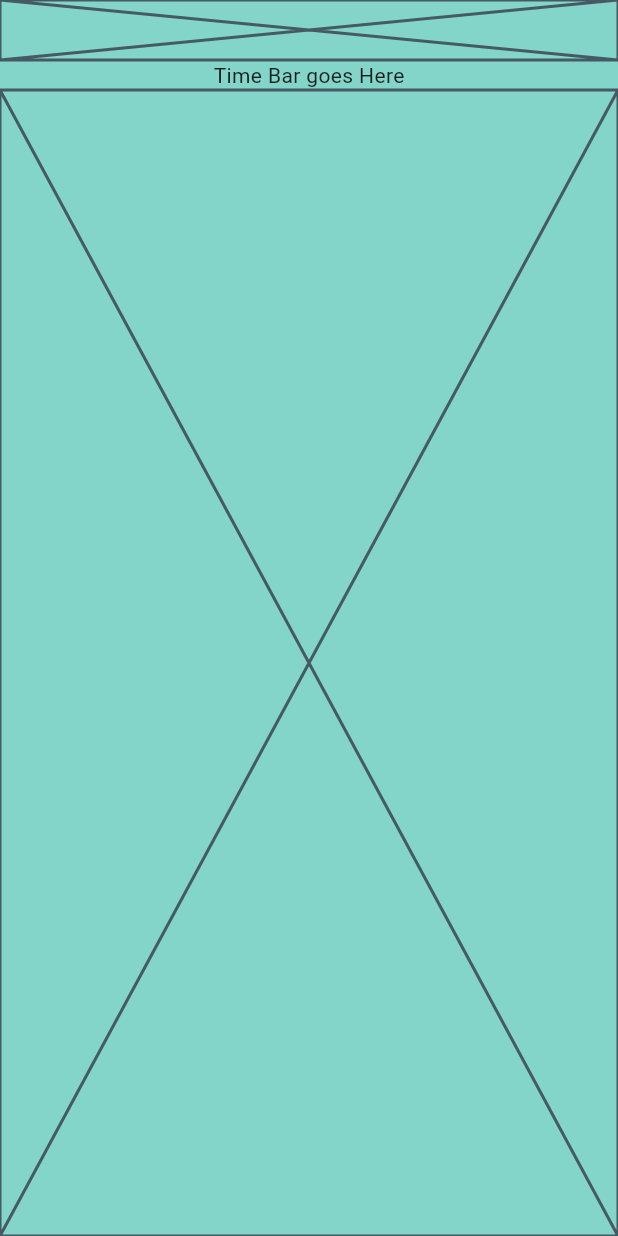
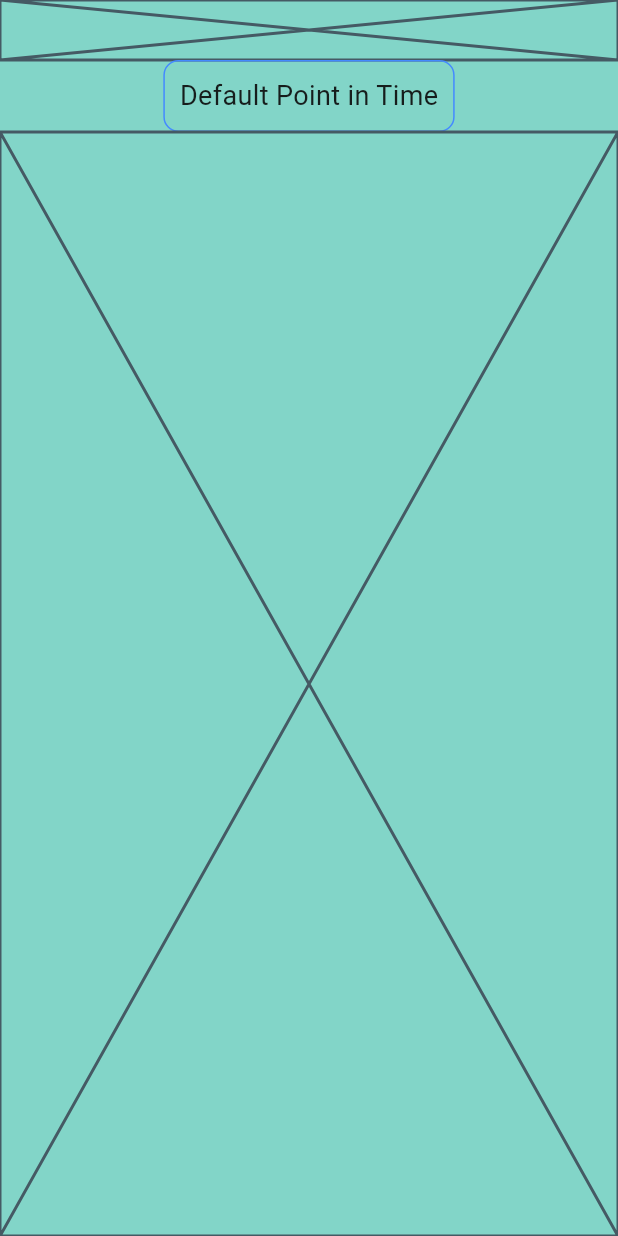
Before and after one commit to KiraResari/ceal-chronicler-f, a Flutter app: the screen it shows after launch, on a phone screen of 412 x 824 dp. Run offline on Flutter 3.47's test engine with Material 3 defaults, Android fonts, the phone set to English and light mode, and no system bars; our stand-ins replace event_bus, get_it; missing offline and left inert: optional.

Commit message:
Added basic architecture for displaying a single point in time

```diff
--- a/lib/get_it_context.dart
+++ b/lib/get_it_context.dart
@@ -1,12 +1,8 @@
-import 'package:ceal_chronicler_f/characters/character_repository.dart';
+import 'package:ceal_chronicler_f/timeline/point_in_time_repository.dart';
 import 'package:get_it/get_it.dart';
-import 'package:event_bus/event_bus.dart';
-
-import 'characters/character_selection_view/character_selection_view_model.dart';
-import 'characters/character_view/character_view_model.dart';
 
 final getIt = GetIt.instance;
 
 void initializeGetItContext() {
-
+  getIt.registerSingleton<PointInTimeRepository>(PointInTimeRepository());
 }
--- a/lib/main_body.dart
+++ b/lib/main_body.dart
@@ -1,4 +1,4 @@
-import 'package:ceal_chronicler_f/timeBar/time_bar.dart';
+import 'package:ceal_chronicler_f/timeline/time_bar.dart';
 import 'package:flutter/material.dart';
 
 import 'main_view.dart';
--- a/lib/timeBar/time_bar.dart
+++ /dev/null
@@ -1,10 +0,0 @@
-import 'package:flutter/material.dart';
-
-class TimeBar extends StatelessWidget {
-  const TimeBar({super.key});
-
-  @override
-  Widget build(BuildContext context) {
-    return const Text("Time Bar goes Here");
-  }
-}
--- /dev/null
+++ b/lib/timeline/point_in_time.dart
@@ -0,0 +1,5 @@
+class PointInTime{
+  final String name;
+
+  PointInTime(this.name);
+}
--- /dev/null
+++ b/lib/timeline/point_in_time_repository.dart
@@ -0,0 +1,14 @@
+import 'package:ceal_chronicler_f/timeline/point_in_time.dart';
+
+class PointInTimeRepository {
+  final List<PointInTime> _pointsInTime = [
+    PointInTime("Default Point in Time"),
+    PointInTime("Test Zeitpunkt 1"),
+    PointInTime("Test Zeitpunkt 2"),
+    PointInTime("Test Zeitpunkt 3"),
+  ];
+
+  get all => _pointsInTime;
+
+  get first => _pointsInTime.first;
+}
--- /dev/null
+++ b/lib/timeline/time_bar.dart
@@ -0,0 +1,32 @@
+import 'package:ceal_chronicler_f/timeline/point_in_time.dart';
+import 'package:ceal_chronicler_f/timeline/time_bar_controller.dart';
+import 'package:flutter/material.dart';
+import 'package:provider/provider.dart';
+
+class TimeBar extends StatelessWidget {
+  const TimeBar({super.key});
+
+  @override
+  Widget build(BuildContext context) {
+    return ChangeNotifierProvider(
+      create: (context) => TimeBarController(),
+      builder: (context, child) => _buildTimeBar(context),
+    );
+  }
+
+  Widget _buildTimeBar(BuildContext context) {
+    List<PointInTime> points = context.watch<TimeBarController>().pointsInTime;
+    return _buildPointCard(points.first);
+  }
+
+  Widget _buildPointCard(PointInTime point) {
+    return Container(
+      decoration: BoxDecoration(
+        border: Border.all(color: Colors.blueAccent),
+        borderRadius: BorderRadius.circular(10.0),
+      ),
+      padding: EdgeInsets.all(10.0),
+      child: Text(point.name, style: TextStyle(fontSize: 18.0)),
+    );
+  }
+}
--- /dev/null
+++ b/lib/timeline/time_bar_controller.dart
@@ -0,0 +1,17 @@
+import 'package:ceal_chronicler_f/get_it_context.dart';
+import 'package:ceal_chronicler_f/timeline/point_in_time.dart';
+import 'package:ceal_chronicler_f/timeline/point_in_time_repository.dart';
+import 'package:flutter/material.dart';
+
+class TimeBarController extends ChangeNotifier {
+  final PointInTimeRepository _pointInTimeRepository =
+      getIt.get<PointInTimeRepository>();
+
+  late PointInTime _activePointInTime;
+
+  TimeBarController() {
+    _activePointInTime = _pointInTimeRepository.first;
+  }
+
+  List<PointInTime> get pointsInTime => _pointInTimeRepository.all;
+}
```
Also changed, not shown: 1 other file.
